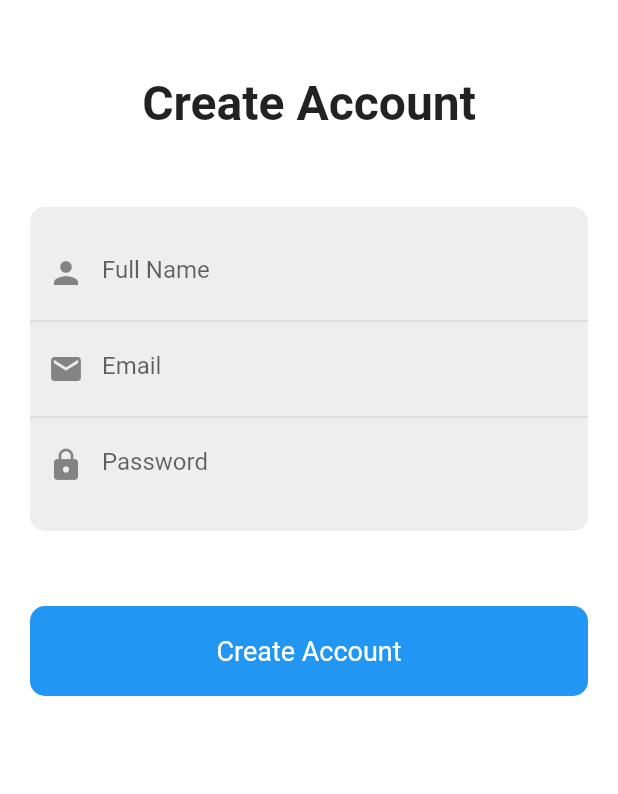
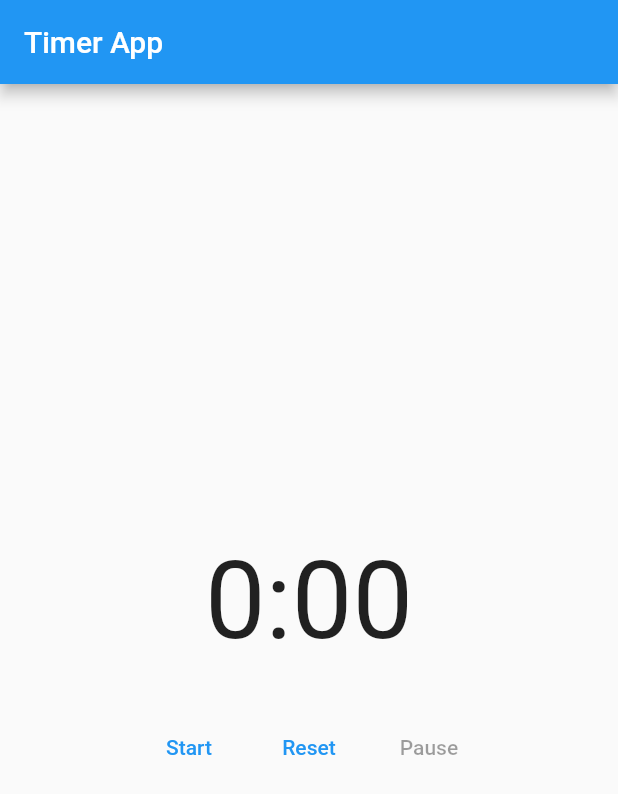
Before and after one commit to miladjalilvand/cpy, a Flutter app: the screen it shows after launch, on a phone screen of 412 x 824 dp. Shown: the top 794 px of the screen. Run offline on Flutter 3.47's test engine with Material 2 defaults, Android fonts, the phone set to English and light mode, and no system bars; our stand-ins replace firebase_core, firebase_storage, image_picker, syncfusion_flutter_charts; missing offline and left inert: dart:html; accounts and stored records are empty.

Commit message:
add libs

```diff
--- a/lib/main.dart
+++ b/lib/main.dart
@@ -1,6 +1,8 @@
 import 'dart:html' as html;
+import 'package:cyp/search.dart';
 import 'package:cyp/sign_uo.dart';
 import 'package:cyp/stage.dart';
+import 'package:cyp/timer.dart';
 import 'package:firebase_storage/firebase_storage.dart';
 import 'package:flutter/material.dart';
 import 'package:firebase_core/firebase_core.dart';
@@ -34,7 +36,7 @@ class MyApp extends StatelessWidget {
   Widget build(BuildContext context) {
     return const MaterialApp(
       title: 'Flutter Firebase Storage Demo',
-      home: SignupPage(),
+      home: TimerScreen(),
     );
   }
 }
--- /dev/null
+++ b/lib/timer.dart
@@ -0,0 +1,99 @@
+import 'dart:async';
+import 'package:flutter/material.dart';
+
+
+
+class TimerScreen extends StatefulWidget {
+  const TimerScreen({super.key});
+
+  @override
+  _TimerScreenState createState() => _TimerScreenState();
+}
+
+class _TimerScreenState extends State<TimerScreen> {
+  int _seconds = 0;
+  bool _isActive = false;
+  late Timer _timer;
+
+  void _toggleTimer() {
+    setState(() {
+      _isActive = !_isActive;
+      if (_isActive) {
+        _timer = Timer.periodic(const Duration(seconds: 1), (timer) {
+          setState(() {
+            _seconds++;
+          });
+        });
+      } else {
+        _timer.cancel();
+      }
+    });
+  }
+
+  void _pauseTimer() {
+    setState(() {
+      _isActive = false;
+      _timer.cancel();
+    });
+  }
+  void _resetTimer() {
+    setState(() {
+      _seconds = 0;
+      _isActive = false;
+      _timer.cancel();
+    });
+  }
+
+  String _formatTime(int seconds) {
+    int minutes = seconds ~/ 60;
+    int remainingSeconds = seconds % 60;
+    return '$minutes:${remainingSeconds.toString().padLeft(2, '0')}';
+  }
+
+  @override
+  void dispose() {
+    _timer.cancel();
+    super.dispose();
+  }
+
+  @override
+  Widget build(BuildContext context) {
+    return Scaffold(
+      appBar: AppBar(
+        title: const Text('Timer App'),
+      ),
+      body: Center(
+        child: Column(
+          mainAxisAlignment: MainAxisAlignment.center,
+          children: [
+            Text(
+              _formatTime(_seconds),
+              style: const TextStyle(fontSize: 72),
+            ),
+            const SizedBox(height: 32),
+            Row(
+              mainAxisAlignment: MainAxisAlignment.center,
+              children: [
+                TextButton(
+                  onPressed: _isActive ? null : _toggleTimer,
+                  child: Text(_isActive ? 'Pause' : 'Start'),
+                ),
+                const SizedBox(width: 16),
+                TextButton(
+                  onPressed: _resetTimer,
+                  child: const Text('Reset'),
+                ),
+                const SizedBox(width: 16),
+                TextButton(
+                  onPressed: _isActive ? _pauseTimer : null,
+                  child: const Text('Pause'),
+                ),
+              ],
+            ),
+
+          ],
+        ),
+      ),
+    );
+  }
+}
```
Also changed, not shown: lib/flappybird.dart (added, +125 -0 lines), lib/search.dart (added, +77 -0 lines).
